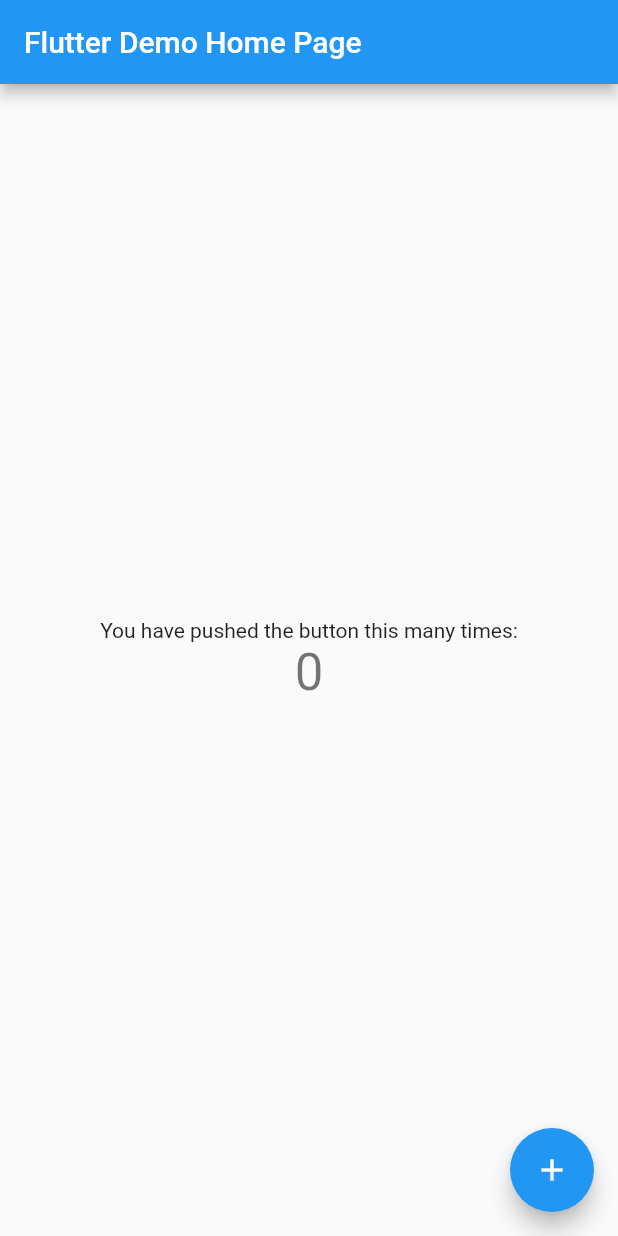
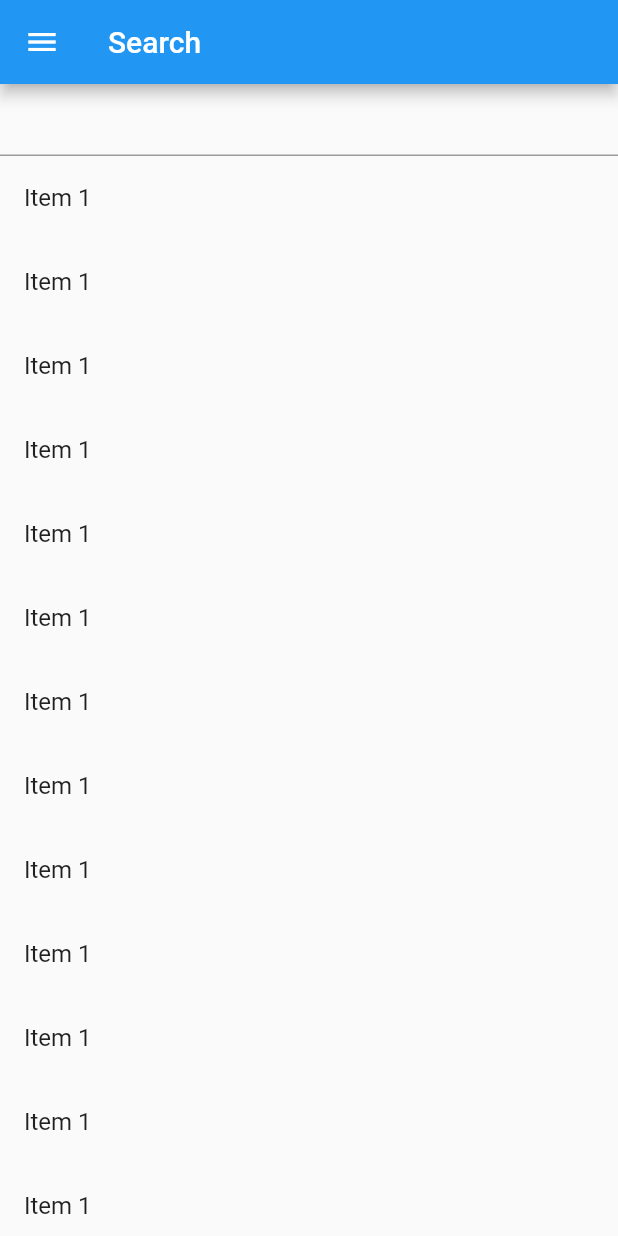
Before and after one commit to easely/EPWING-Viewer, a Flutter app: the screen it shows after launch, on a phone screen of 412 x 824 dp. Run offline on Flutter 3.47's test engine with Material 2 defaults, Android fonts, the phone set to English and light mode, and no system bars; our stand-ins replace bloc, equatable, flutter_bloc.

Commit message:
create search page and bloc

```diff
--- /dev/null
+++ b/lib/bloc/search/search_bloc.dart
@@ -0,0 +1,14 @@
+import 'package:bloc/bloc.dart';
+import 'package:equatable/equatable.dart';
+import 'package:meta/meta.dart';
+
+part 'search_event.dart';
+part 'search_state.dart';
+
+class SearchBloc extends Bloc<SearchEvent, SearchState> {
+  SearchBloc() : super(SearchInitial()) {
+    on<SearchInit>((event, emit) {
+      emit(SearchQuery(''));
+    });
+  }
+}
--- /dev/null
+++ b/lib/bloc/search/search_event.dart
@@ -0,0 +1,19 @@
+part of 'search_bloc.dart';
+
+abstract class SearchEvent extends Equatable {
+  const SearchEvent();
+
+  @override
+  List<Object> get props => [];
+}
+
+class SearchInit extends SearchEvent {}
+
+class QueryChange extends SearchEvent {
+  final String query;
+
+  const QueryChange(this.query);
+
+  @override
+  List<Object> get props => [query];
+}
--- /dev/null
+++ b/lib/bloc/search/search_state.dart
@@ -0,0 +1,19 @@
+part of 'search_bloc.dart';
+
+abstract class SearchState extends Equatable {
+  const SearchState();
+
+  @override
+  List<Object> get props => [];
+}
+
+class SearchInitial extends SearchState {}
+
+class SearchQuery extends SearchState {
+  final String query;
+
+  const SearchQuery(this.query);
+
+  @override
+  List<Object> get props => [query];
+}
--- a/lib/main.dart
+++ b/lib/main.dart
@@ -1,4 +1,7 @@
+import 'package:epwing_viewer/bloc/search/search_bloc.dart';
+import 'package:epwing_viewer/search_page.dart';
 import 'package:flutter/material.dart';
+import 'package:flutter_bloc/flutter_bloc.dart';
 
 void main() {
   runApp(const MyApp());
@@ -10,106 +13,13 @@
   // This widget is the root of your application.
   @override
   Widget build(BuildContext context) {
-    return MaterialApp(
-      title: 'Flutter Demo',
-      theme: ThemeData(
-        // This is the theme of your application.
-        //
-        // Try running your application with "flutter run". You'll see the
-        // application has a blue toolbar. Then, without quitting the app, try
-        // changing the primarySwatch below to Colors.green and then invoke
-        // "hot reload" (press "r" in the console where you ran "flutter run",
-        // or simply save your changes to "hot reload" in a Flutter IDE).
-        // Notice that the counter didn't reset back to zero; the application
-        // is not restarted.
-        primarySwatch: Colors.blue,
+    return BlocProvider(
+      create: (context) => SearchBloc(),
+      child: MaterialApp(
+        debugShowCheckedModeBanner: false,
+        title: 'EPWING Viewer',
+        home: SearchPage(),
       ),
-      home: const MyHomePage(title: 'Flutter Demo Home Page'),
     );
   }
 }
-
-class MyHomePage extends StatefulWidget {
-  const MyHomePage({super.key, required this.title});
-
-  // This widget is the home page of your application. It is stateful, meaning
-  // that it has a State object (defined below) that contains fields that affect
-  // how it looks.
-
-  // This class is the configuration for the state. It holds the values (in this
-  // case the title) provided by the parent (in this case the App widget) and
-  // used by the build method of the State. Fields in a Widget subclass are
-  // always marked "final".
-
-  final String title;
-
-  @override
-  State<MyHomePage> createState() => _MyHomePageState();
-}
-
-class _MyHomePageState extends State<MyHomePage> {
-  int _counter = 0;
-
-  void _incrementCounter() {
-    setState(() {
-      // This call to setState tells the Flutter framework that something has
-      // changed in this State, which causes it to rerun the build method below
-      // so that the display can reflect the updated values. If we changed
-      // _counter without calling setState(), then the build method would not be
-      // called again, and so nothing would appear to happen.
-      _counter++;
-    });
-  }
-
-  @override
-  Widget build(BuildContext context) {
-    // This method is rerun every time setState is called, for instance as done
-    // by the _incrementCounter method above.
-    //
-    // The Flutter framework has been optimized to make rerunning build methods
-    // fast, so that you can just rebuild anything that needs updating rather
-    // than having to individually change instances of widgets.
-    return Scaffold(
-      appBar: AppBar(
-        // Here we take the value from the MyHomePage object that was created by
-        // the App.build method, and use it to set our appbar title.
-        title: Text(widget.title),
-      ),
-      body: Center(
-        // Center is a layout widget. It takes a single child and positions it
-        // in the middle of the parent.
-        child: Column(
-          // Column is also a layout widget. It takes a list of children and
-          // arranges them vertically. By default, it sizes itself to fit its
-          // children horizontally, and tries to be as tall as its parent.
-          //
-          // Invoke "debug painting" (press "p" in the console, choose the
-          // "Toggle Debug Paint" action from the Flutter Inspector in Android
-          // Studio, or the "Toggle Debug Paint" command in Visual Studio Code)
-          // to see the wireframe for each widget.
-          //
-          // Column has various properties to control how it sizes itself and
-          // how it positions its children. Here we use mainAxisAlignment to
-          // center the children vertically; the main axis here is the vertical
-          // axis because Columns are vertical (the cross axis would be
-          // horizontal).
-          mainAxisAlignment: MainAxisAlignment.center,
-          children: <Widget>[
-            const Text(
-              'You have pushed the button this many times:',
-            ),
-            Text(
-              '$_counter',
-              style: Theme.of(context).textTheme.headline4,
-            ),
-          ],
-        ),
-      ),
-      floatingActionButton: FloatingActionButton(
-        onPressed: _incrementCounter,
-        tooltip: 'Increment',
-        child: const Icon(Icons.add),
-      ), // This trailing comma makes auto-formatting nicer for build methods.
-    );
-  }
-}
--- /dev/null
+++ b/lib/search_page.dart
@@ -0,0 +1,47 @@
+import 'package:epwing_viewer/bloc/search/search_bloc.dart';
+import 'package:flutter/material.dart';
+import 'package:flutter_bloc/flutter_bloc.dart';
+
+class SearchPage extends StatelessWidget {
+  const SearchPage({super.key});
+
+  @override
+  Widget build(BuildContext context) {
+    return Scaffold(
+      appBar: AppBar(
+        title: const Text('Search'),
+      ),
+      body: BlocBuilder<SearchBloc, SearchState>(
+        builder: (context, state) {
+          if (state is SearchInitial) {
+            context.read<SearchBloc>().add(SearchInit());
+            return const Center(child: CircularProgressIndicator());
+          }
+          if (state is SearchQuery) {
+            return Column(
+              children: [
+                TextField(),
+                Flexible(
+                  child: ListView.builder(
+                    controller: ScrollController(),
+                    itemCount: 15,
+                    itemBuilder: (context, index) {
+                      return ListTile(
+                        title: Text('Item 1'),
+                      );
+                    },
+                  ),
+                ),
+              ],
+            );
+          } else {
+            return const Center(child: Text('Something went wrong.'));
+          }
+        },
+      ),
+      drawer: Drawer(
+        child: Container(),
+      ),
+    );
+  }
+}
--- a/pubspec.yaml
+++ b/pubspec.yaml
@@ -32,10 +32,11 @@
   flutter:
     sdk: flutter
 
-
   # The following adds the Cupertino Icons font to your application.
   # Use with the CupertinoIcons class for iOS style icons.
   cupertino_icons: ^1.0.2
+  flutter_bloc: ^8.1.1
+  equatable: ^2.0.5
 
 dev_dependencies:
   flutter_test:
```
Also changed, not shown: pubspec.lock.
